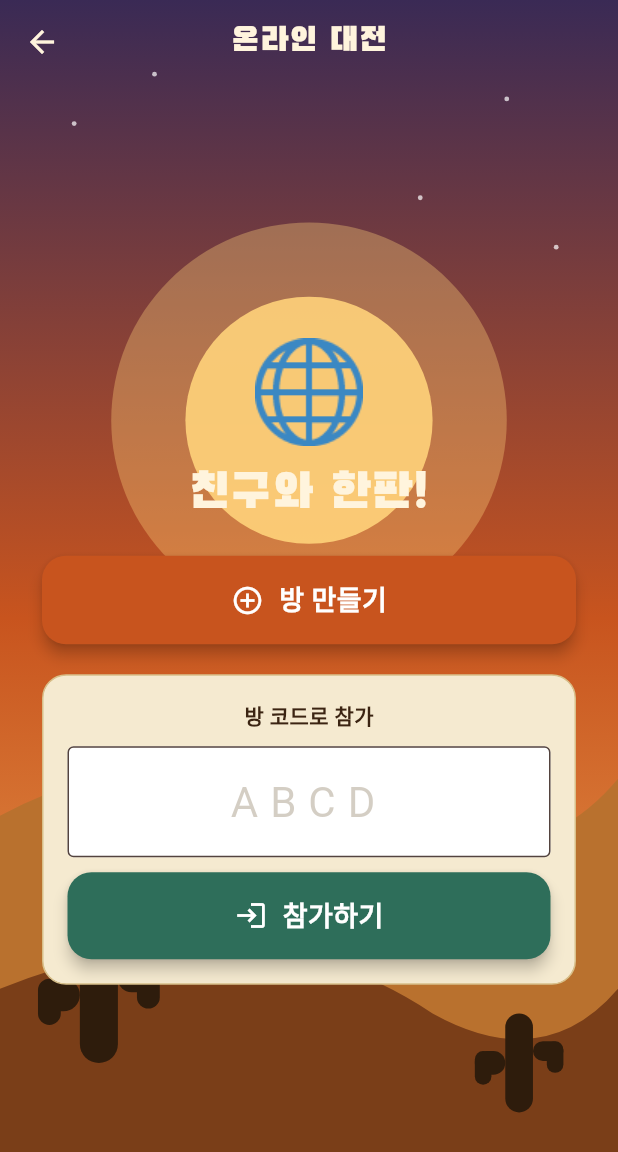
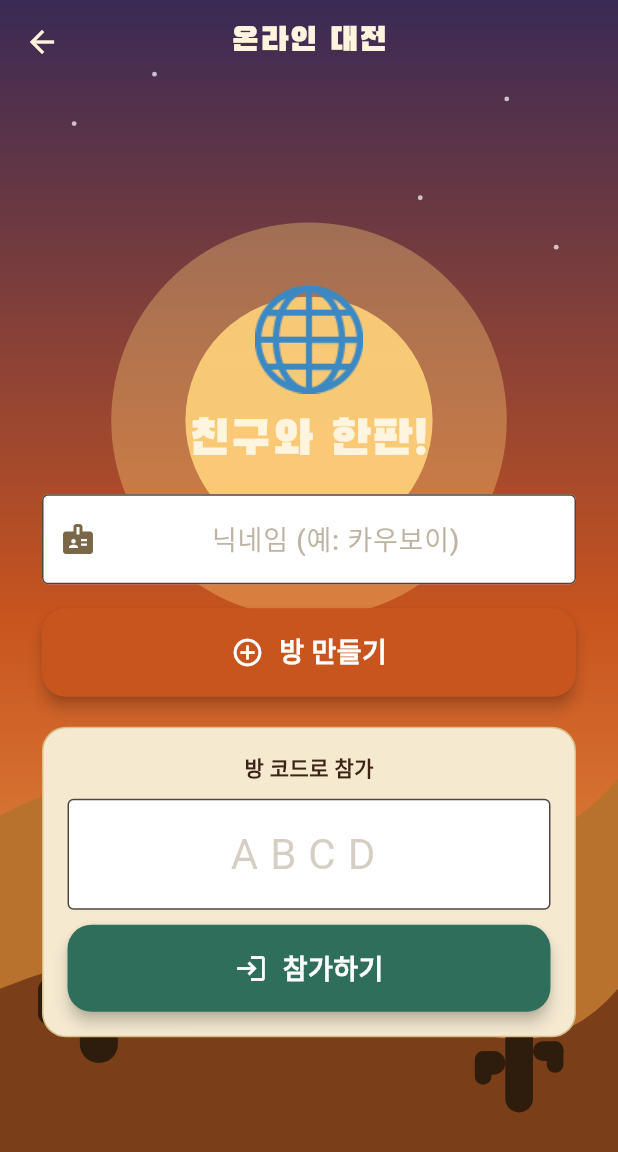
Before and after one commit to doonghwi/cowboy-duel, a Flutter app: the OnlineLobbyScreen screen opened directly, on a phone screen of 412 x 824 dp. Shown: the top 1152 px of the screen. Run offline on Flutter 3.47's test engine with Material 3 defaults, Android fonts, the phone set to English and light mode, and no system bars; our stand-ins replace firebase_core, firebase_database; accounts and stored records are empty; Roboto replaces fonts that are missing (GothicA1).

Commit message:
Online: room scoreboard, nicknames, opponent-chose indicator + 당신 차례 prompt; clearer 둘 다 방어 text; icon without circle; favicon cache-bust + Korean tab title

```diff
--- a/lib/screens/game_screen.dart
+++ b/lib/screens/game_screen.dart
@@ -144,7 +144,8 @@ class _GameScreenState extends State<GameScreen>
         _cpuAction == CowboyAction.reload) {
       return '둘 다 장전!';
     }
-    return '계속 간다!';
+    if (pDefend && cDefend) return '둘 다 방어!';
+    return '서로 탐색 중!';
   }
 
   void _startStandoff() {
--- a/lib/screens/online_lobby_screen.dart
+++ b/lib/screens/online_lobby_screen.dart
@@ -18,12 +18,19 @@ class OnlineLobbyScreen extends StatefulWidget {
 class _OnlineLobbyScreenState extends State<OnlineLobbyScreen> {
   final _service = OnlineService();
   final _codeCtrl = TextEditingController();
+  final _nameCtrl = TextEditingController();
   bool _busy = false;
   String? _error;
+
+  String _nick() {
+    final n = _nameCtrl.text.trim();
+    return n.isEmpty ? '카우보이' : n;
+  }
 
   @override
   void dispose() {
     _codeCtrl.dispose();
+    _nameCtrl.dispose();
     super.dispose();
   }
 
@@ -34,7 +41,7 @@ class _OnlineLobbyScreenState extends State<OnlineLobbyScreen> {
     });
     try {
       final code = OnlineService.generateRoomCode();
-      await _service.createRoom(code);
+      await _service.createRoom(code, _nick());
       if (!mounted) return;
       Navigator.of(context).push(MaterialPageRoute(
         builder: (_) => OnlineGameScreen(
@@ -61,7 +68,7 @@ class _OnlineLobbyScreenState extends State<OnlineLobbyScreen> {
       _error = null;
     });
     try {
-      final ok = await _service.joinRoom(code);
+      final ok = await _service.joinRoom(code, _nick());
       if (!ok) {
         setState(() => _error = '방을 찾을 수 없어요. 코드를 확인하세요.');
         return;
@@ -103,7 +110,28 @@ class _OnlineLobbyScreenState extends State<OnlineLobbyScreen> {
                     const SizedBox(height: 12),
                     Text('친구와 한판!',
                         style: posterTitle(32, color: _cream)),
-                    const SizedBox(height: 24),
+                    const SizedBox(height: 18),
+                    TextField(
+                      controller: _nameCtrl,
+                      textAlign: TextAlign.center,
+                      maxLength: 10,
+                      style: const TextStyle(
+                          fontSize: 18,
+                          fontWeight: FontWeight.w800,
+                          color: CD.ink),
+                      decoration: InputDecoration(
+                        counterText: '',
+                        hintText: '닉네임 (예: 카우보이)',
+                        hintStyle: TextStyle(
+                            color: CD.muted.withValues(alpha: 0.5),
+                            fontWeight: FontWeight.w500),
+                        filled: true,
+                        fillColor: Colors.white,
+                        prefixIcon: const Icon(Icons.badge, color: CD.muted),
+                        border: const OutlineInputBorder(),
+                      ),
+                    ),
+                    const SizedBox(height: 16),
                     if (_error != null)
                       Container(
                         width: double.infinity,
```
Also changed, not shown: lib/online/online_service.dart (+57 -23 lines), lib/screens/online_game_screen.dart (+64 -8 lines), assets/icon/icon.png, 11 other files.
